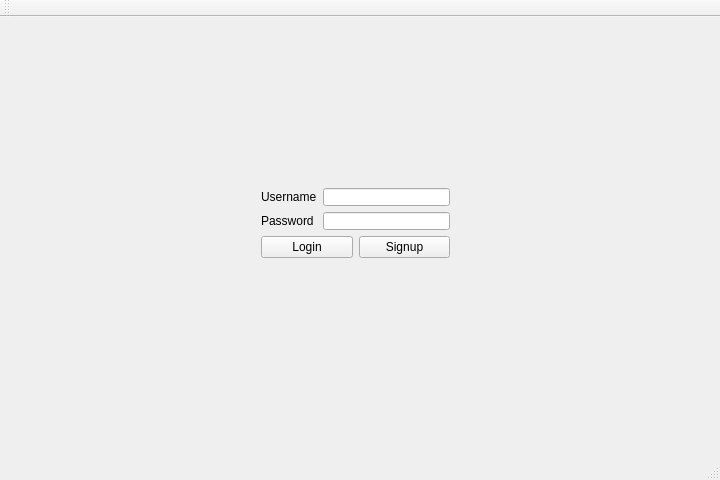
Above: EmploymentAgency/mainwindow.ui from nhatchung14/EmploymentAgency before the change. Below: the same form after it.
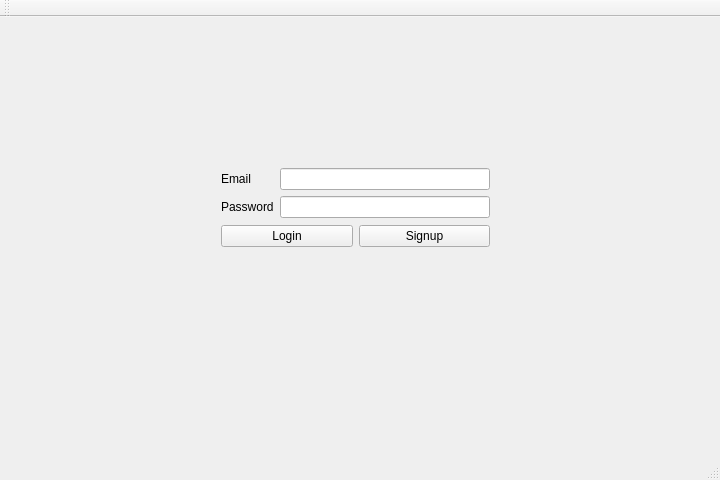
That is the form after the change.

```diff
--- a/EmploymentAgency/mainwindow.ui
+++ b/EmploymentAgency/mainwindow.ui
@@ -17,10 +17,10 @@
    <widget class="QWidget" name="layoutWidget">
     <property name="geometry">
      <rect>
-      <x>250</x>
-      <y>160</y>
-      <width>211</width>
-      <height>92</height>
+      <x>210</x>
+      <y>140</y>
+      <width>291</width>
+      <height>101</height>
      </rect>
     </property>
     <layout class="QVBoxLayout" name="verticalLayout">
@@ -29,7 +29,7 @@
        <item row="0" column="0">
         <widget class="QLabel" name="label_username">
          <property name="text">
-          <string>Username</string>
+          <string>Email</string>
          </property>
         </widget>
        </item>
```
Left out of the diff: 6 changed lines with no effect on the pictures.
